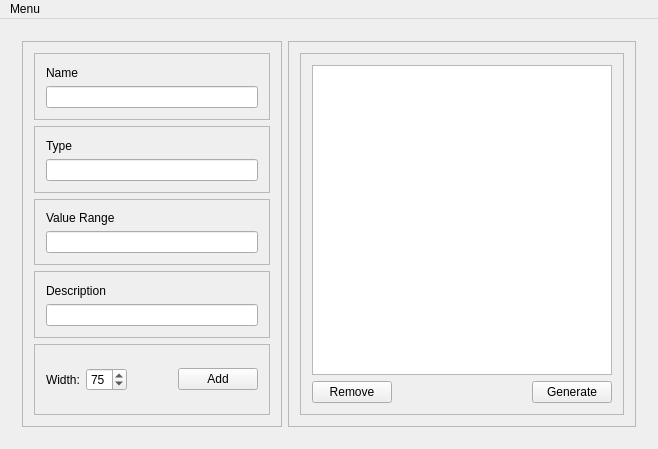
First picture: the form in zmainwindow.ui, repository xavierliancw/CS4ADataDictionaryFormatter, before the edit.
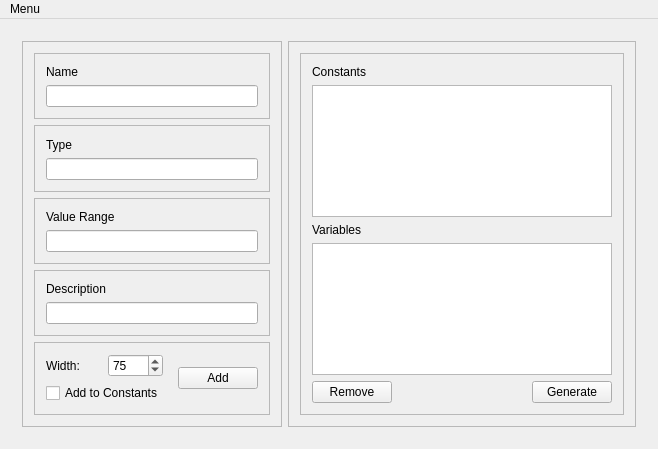
Second picture: the form after the edit.

Patch:
```diff
--- a/zmainwindow.ui
+++ b/zmainwindow.ui
@@ -46,7 +46,7 @@
               <enum>QFrame::Raised</enum>
              </property>
              <layout class="QGridLayout" name="gridLayout_4">
-              <item row="1" column="2">
+              <item row="4" column="2">
                <widget class="QPushButton" name="genBt">
                 <property name="focusPolicy">
                  <enum>Qt::NoFocus</enum>
@@ -56,7 +56,7 @@
                 </property>
                </widget>
               </item>
-              <item row="0" column="0" colspan="3">
+              <item row="3" column="0" colspan="3">
                <widget class="QTableWidget" name="dataTbl">
                 <property name="minimumSize">
                  <size>
@@ -78,7 +78,7 @@
                 </attribute>
                </widget>
               </item>
-              <item row="1" column="0">
+              <item row="4" column="0">
                <widget class="QPushButton" name="remBt">
                 <property name="focusPolicy">
                  <enum>Qt::NoFocus</enum>
@@ -88,7 +88,7 @@
                 </property>
                </widget>
               </item>
-              <item row="1" column="1">
+              <item row="4" column="1">
                <spacer name="horizontalSpacer">
                 <property name="orientation">
                  <enum>Qt::Horizontal</enum>
@@ -101,6 +101,36 @@
                 </property>
                </spacer>
               </item>
+              <item row="1" column="0" colspan="3">
+               <widget class="QTableWidget" name="constTbl">
+                <property name="alternatingRowColors">
+                 <bool>true</bool>
+                </property>
+                <property name="selectionMode">
+                 <enum>QAbstractItemView::SingleSelection</enum>
+                </property>
+                <property name="selectionBehavior">
+                 <enum>QAbstractItemView::SelectRows</enum>
+                </property>
+                <attribute name="verticalHeaderVisible">
+                 <bool>false</bool>
+                </attribute>
+               </widget>
+              </item>
+              <item row="0" column="0">
+               <widget class="QLabel" name="label_6">
+                <property name="text">
+                 <string>Constants</string>
+                </property>
+               </widget>
+              </item>
+              <item row="2" column="0">
+               <widget class="QLabel" name="label_7">
+                <property name="text">
+                 <string>Variables</string>
+                </property>
+               </widget>
+              </item>
              </layout>
             </widget>
            </item>
@@ -212,16 +242,29 @@
              <property name="frameShadow">
               <enum>QFrame::Raised</enum>
              </property>
-             <layout class="QHBoxLayout" name="horizontalLayout">
-              <item>
+             <layout class="QGridLayout" name="gridLayout_5">
+              <item row="0" column="0">
                <widget class="QLabel" name="label">
                 <property name="text">
                  <string>Width:</string>
                 </property>
                </widget>
               </item>
-              <item>
+              <item row="0" column="3" rowspan="2">
+               <widget class="QPushButton" name="addBt">
+                <property name="focusPolicy">
+                 <enum>Qt::NoFocus</enum>
+                </property>
+                <property name="text">
+                 <string>Add</string>
+                </property>
+               </widget>
+              </item>
+              <item row="0" column="1">
                <widget class="QSpinBox" name="marginSB">
+                <property name="focusPolicy">
+                 <enum>Qt::NoFocus</enum>
+                </property>
                 <property name="minimum">
                  <number>25</number>
                 </property>
@@ -230,28 +273,41 @@
                 </property>
                </widget>
               </item>
-              <item>
+              <item row="1" column="0" colspan="2">
+               <widget class="QCheckBox" name="constCB">
+                <property name="focusPolicy">
+                 <enum>Qt::NoFocus</enum>
+                </property>
+                <property name="text">
+                 <string>Add to Constants</string>
+                </property>
+               </widget>
+              </item>
+              <item row="0" column="2">
                <spacer name="horizontalSpacer_2">
                 <property name="orientation">
                  <enum>Qt::Horizontal</enum>
                 </property>
                 <property name="sizeHint" stdset="0">
                  <size>
-                  <width>136</width>
-                  <height>47</height>
+                  <width>40</width>
+                  <height>20</height>
                  </size>
                 </property>
                </spacer>
               </item>
-              <item>
-               <widget class="QPushButton" name="addBt">
-                <property name="focusPolicy">
-                 <enum>Qt::NoFocus</enum>
+              <item row="1" column="2">
+               <spacer name="horizontalSpacer_3">
+                <property name="orientation">
+                 <enum>Qt::Horizontal</enum>
                 </property>
-                <property name="text">
-                 <string>Add</string>
+                <property name="sizeHint" stdset="0">
+                 <size>
+                  <width>40</width>
+                  <height>20</height>
+                 </size>
                 </property>
-               </widget>
+               </spacer>
               </item>
              </layout>
             </widget>
```
Left out of the diff: 6 changed lines with no effect on the pictures.
